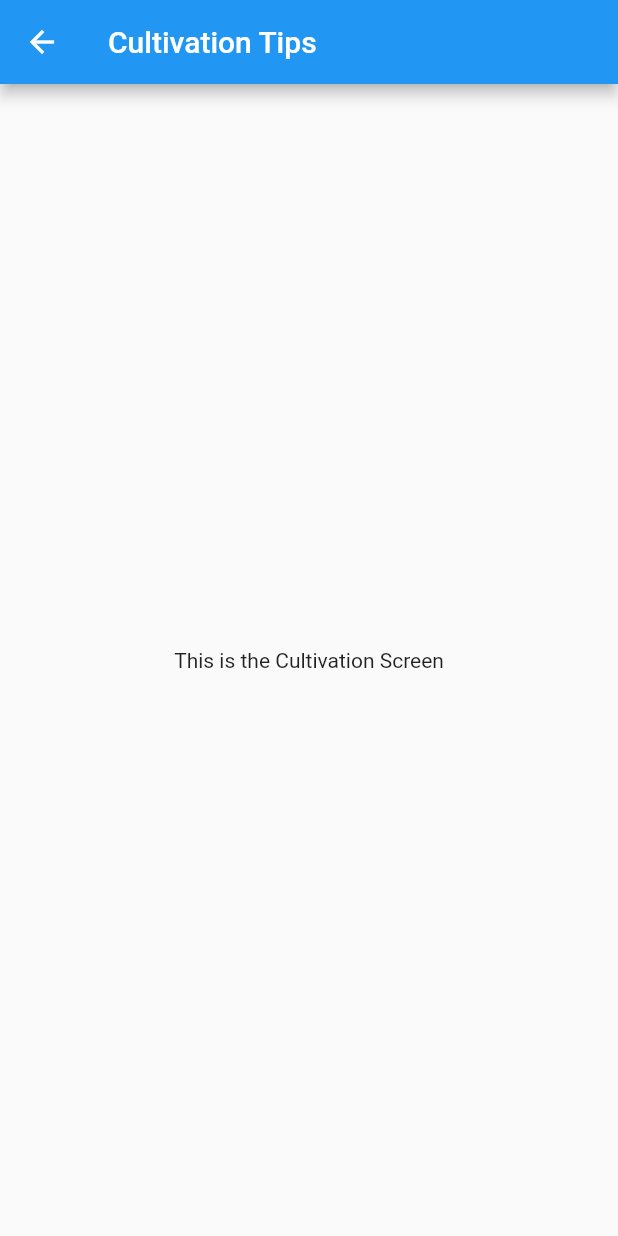
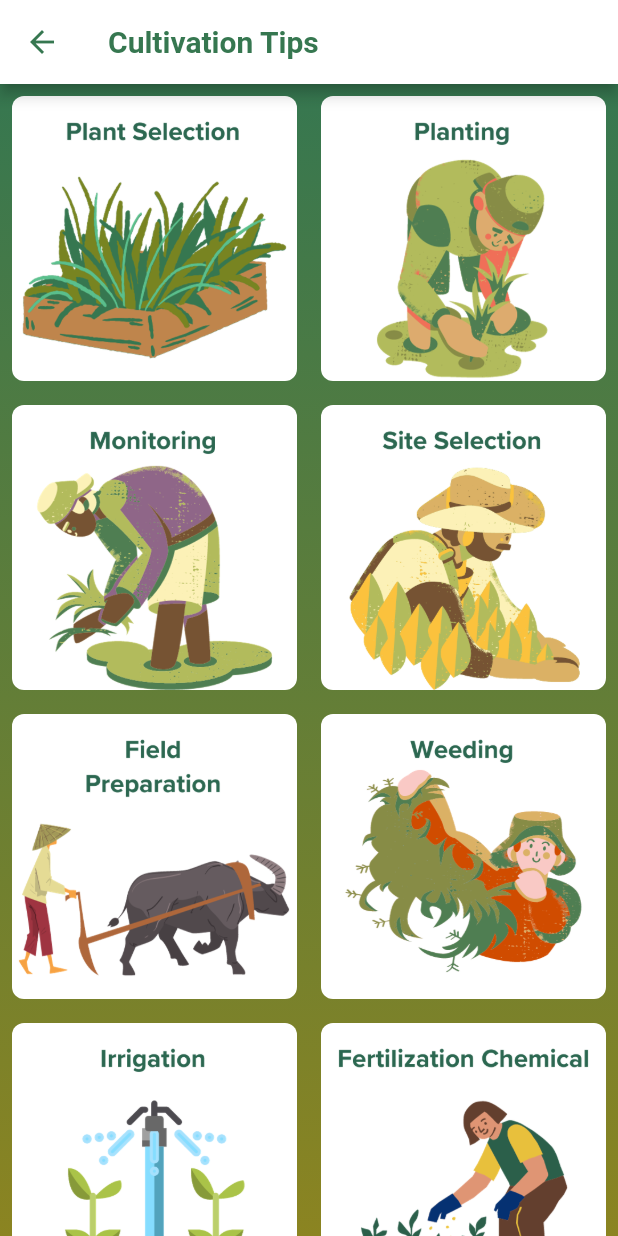
Before and after one commit to kclementir/cc206_human_humay, a Flutter app: the CultivationScreen screen opened directly, on a phone screen of 412 x 824 dp. Run offline on Flutter 3.47's test engine with Material 2 defaults, Android fonts, the light colour scheme and no system bars; Roboto replaces fonts that are missing (Brand).

Commit message:
added interface

```diff
--- a/lib/components/cultivation.dart
+++ b/lib/components/cultivation.dart
@@ -1,16 +1,72 @@
 import 'package:flutter/material.dart';
 
 class CultivationScreen extends StatelessWidget {
-  const CultivationScreen({super.key});
+  const CultivationScreen({Key? key});
 
   @override
   Widget build(BuildContext context) {
+    List<String> yourImageList = [
+      'assets/images/cultivation/10.png',
+      'assets/images/cultivation/11.png',
+      'assets/images/cultivation/12.png',
+      'assets/images/cultivation/13.png',
+      'assets/images/cultivation/14.png',
+      'assets/images/cultivation/15.png',
+      'assets/images/cultivation/16.png',
+      'assets/images/cultivation/17.png',
+      'assets/images/cultivation/18.png',
+      'assets/images/cultivation/19.png',
+      'assets/images/cultivation/20.png',
+      'assets/images/cultivation/21.png',
+    ];
+
     return Scaffold(
       appBar: AppBar(
-        title: const Text('Cultivation Tips'),
+        title: const Text(
+          'Cultivation Tips',
+          style: TextStyle(
+            fontFamily: 'Brand',
+            color: Color(0xFF367750),
+            fontWeight: FontWeight.bold,
+          ),
+        ),
+        backgroundColor: Colors.white,
+        iconTheme: const IconThemeData(
+          color: Color(
+              0xFF367750), // Change this color to the desired color for the arrow
+        ),
       ),
-      body: const Center(
-        child: Text('This is the Cultivation Screen'),
+      body: Container(
+        constraints: const BoxConstraints.expand(),
+        decoration: const BoxDecoration(
+          gradient: LinearGradient(
+            begin: Alignment.topCenter,
+            end: Alignment.bottomCenter,
+            colors: [
+              Color(0xFF367750),
+              Color(0xFF8B8421),
+            ],
+          ),
+        ),
+        child: GridView.builder(
+          gridDelegate: const SliverGridDelegateWithFixedCrossAxisCount(
+            crossAxisCount: 2, // 2 items in each row
+          ),
+          itemCount: yourImageList.length,
+          itemBuilder: (context, index) {
+            return Container(
+              margin: const EdgeInsets.all(8.0),
+              decoration: BoxDecoration(
+                color: Colors.white, // Set the background color to white
+                borderRadius:
+                    BorderRadius.circular(8.0), // Set the border radius
+              ),
+              child: Center(
+                child: Image.asset(yourImageList[index]),
+              ),
+            );
+          },
+        ),
       ),
     );
   }
```
Also changed, not shown: lib/components/pests.dart (+27 -4 lines), lib/components/prediction.dart (+26 -3 lines).
